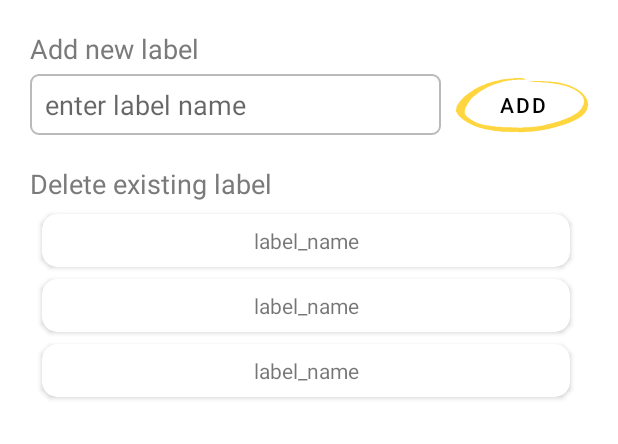
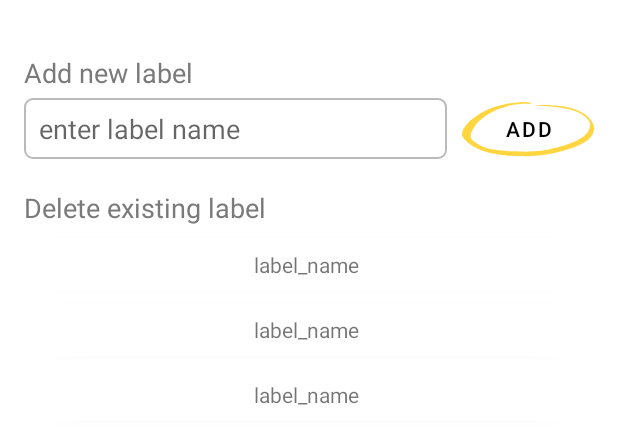
Before and after one commit to pikachuabc/DigitalRefrige, an Android app built with Jetpack Compose: the layout fragment_label_list.xml on its own in the app's theme, with its tools: preview values and no code run, on a phone screen of 412 x 824 dp. Shown: the top 444 px of the screen. Run offline under Robolectric (Android 15) with nearby library versions, the phone set to English and light mode, and no system bars.

Commit message:
Minor UI updates

```diff
--- a/app/src/main/res/layout/fragment_label_list.xml
+++ b/app/src/main/res/layout/fragment_label_list.xml
@@ -10,7 +10,7 @@
     <androidx.constraintlayout.widget.ConstraintLayout
         android:layout_width="match_parent"
         android:layout_height="match_parent"
-        android:padding="20dp"
+        android:padding="16dp"
         tools:context=".views.labelList.LabelListFragment">
 
         <!-- TODO: Update blank fragment layout -->
@@ -19,6 +19,7 @@
             android:id="@+id/add_new_label_heading"
             android:layout_width="wrap_content"
             android:layout_height="wrap_content"
+            android:layout_marginTop="20dp"
             app:layout_constraintStart_toStartOf="parent"
             app:layout_constraintTop_toTopOf="parent"
             android:text="@string/add_new_label_textview"
--- a/app/src/main/res/layout/fragment_sync.xml
+++ b/app/src/main/res/layout/fragment_sync.xml
@@ -21,7 +21,6 @@
                 android:layout_width="match_parent"
                 android:layout_height="wrap_content"
                 app:layout_constraintStart_toStartOf="parent"
-                android:layout_marginTop="20dp"
                 tools:ignore="MissingConstraints">
 
                 <Button
@@ -30,6 +29,7 @@
                     android:layout_height="wrap_content"
                     android:text="Backup Data on cloud"
                     android:background="@android:color/transparent"
+                    android:layout_marginTop="20dp"
                     app:layout_constraintStart_toStartOf="parent"
                     app:layout_constraintTop_toTopOf="parent"/>
 
```
